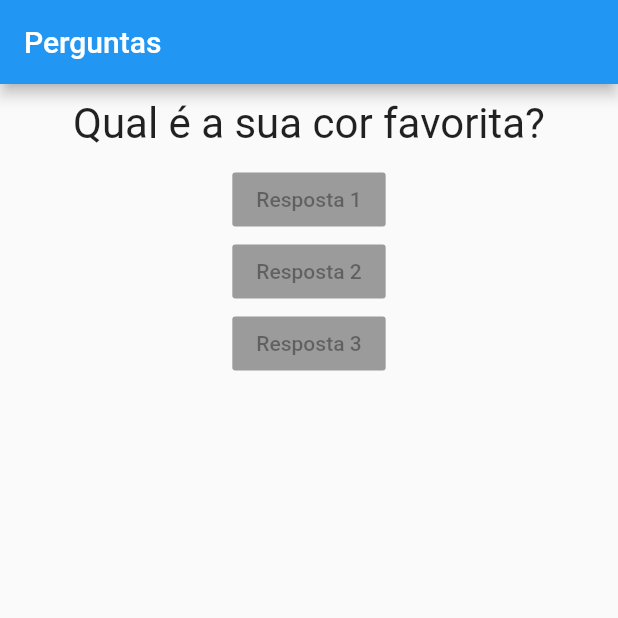
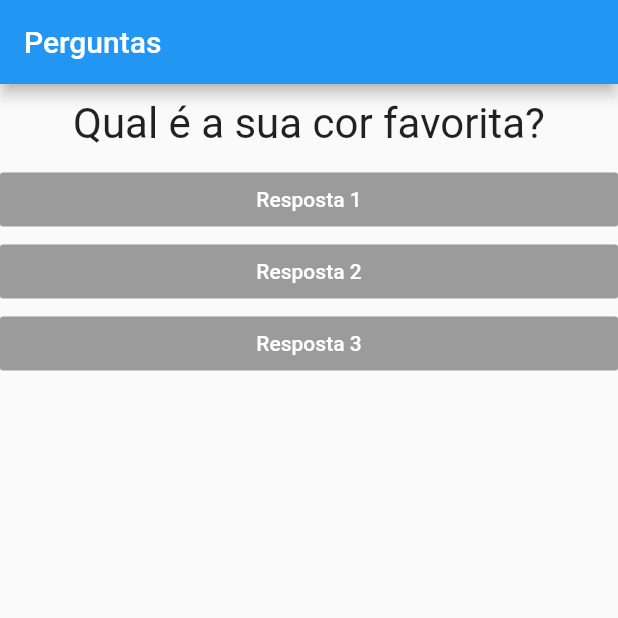
Before and after one commit to KaiqueMunhoz/ryc_projeto_perguntas, a Flutter app: the screen it shows after launch, on a phone screen of 412 x 824 dp, the top half of it. Run offline on Flutter 3.47's test engine with Material 2 defaults, Android fonts, the phone set to English and light mode, and no system bars.

Commit message:
feat: Add style to Resposta

```diff
--- a/lib/resposta.dart
+++ b/lib/resposta.dart
@@ -7,9 +7,14 @@ class Resposta extends StatelessWidget {
 
   @override
   Widget build(BuildContext context) {
-    return RaisedButton(
-      child: Text(texto),
-      onPressed: null,
+    return Container(
+      width: double.infinity,
+      child: RaisedButton(
+        textColor: Colors.white,
+        color: Colors.blue,
+        child: Text(texto),
+        onPressed: null,
+      ),
     );
   }
 }
```
